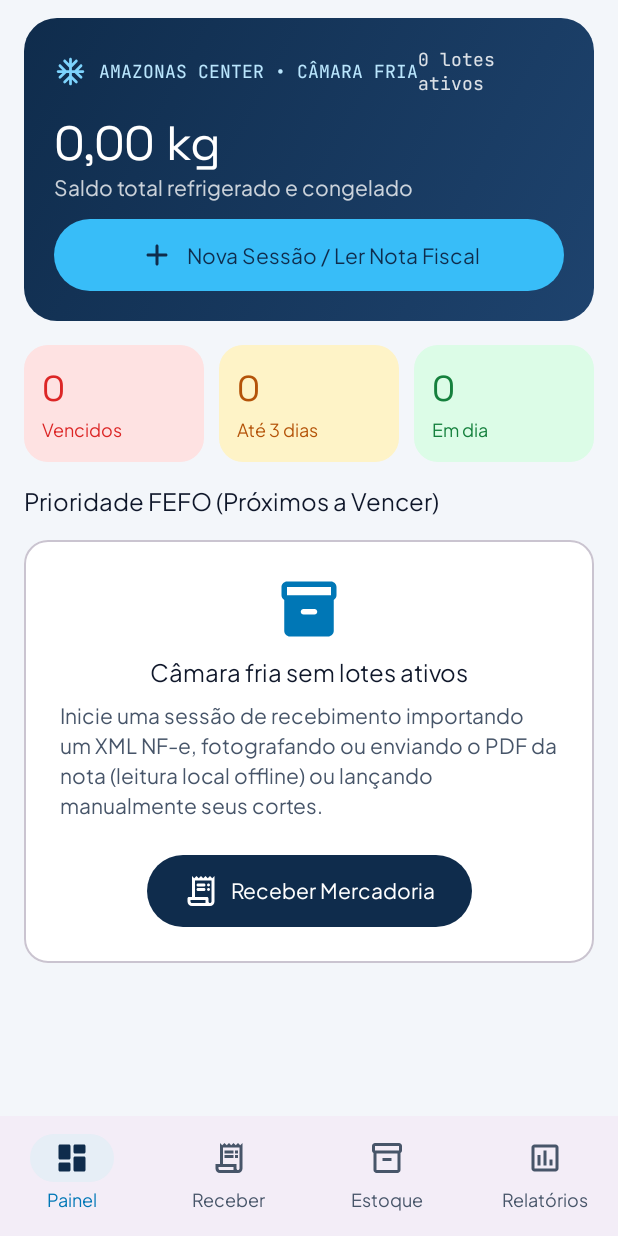
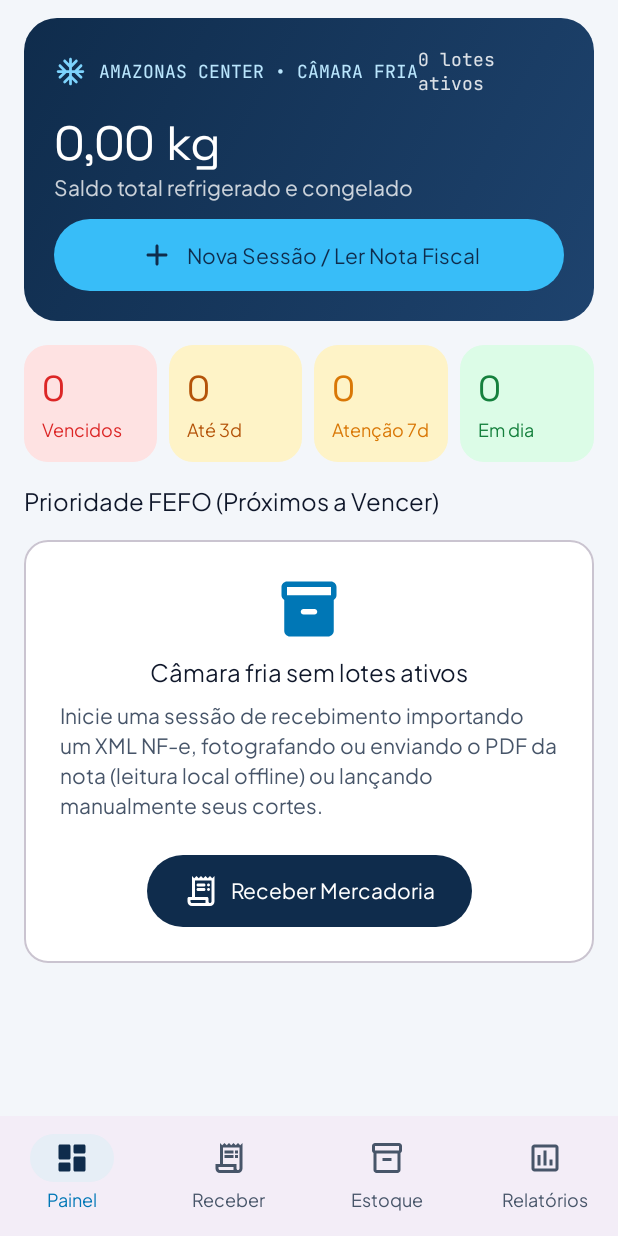
Before and after one commit to leancelot/Amazonas-Center-, an Android app built with Jetpack Compose: the screen it shows after launch (MainActivity), on a phone screen of 412 x 824 dp. Run offline under Robolectric (Android 15) with nearby library versions, the phone set to English and light mode, and no system bars; our stand-ins replace Room's generated code; libraries missing offline, so code that uses them is left out: com.google.mlkit.vision; 1 statement that could not run was skipped.

Commit message:
feat: enhance invoice processing and dashboard metrics
- Implement AI-based OCR text extraction for improved invoice parsing
- Refine meat type inference logic using keyword scoring
- Add 7-day risk status to dashboard FEFO summary and metrics
- Integrate thermal consistency checks during invoice reception

```diff
--- a/app/src/main/java/com/example/domain/invoice/InvoiceAiExtractor.kt
+++ b/app/src/main/java/com/example/domain/invoice/InvoiceAiExtractor.kt
@@ -151,6 +151,33 @@ class InvoiceAiExtractor {
         } catch (e: Exception) {
             Log.e(TAG, "AI PDF extraction failed", e)
             Result.failure(IllegalStateException(formatAiFailureMessage("Falha ao ler PDF com IA", e)))
+        }
+    }
+
+    suspend fun extractFromOcrText(context: Context, rawText: String): Result<ParsedInvoiceDraft> {
+        return try {
+            if (!ensureFirebaseInitialized(context.applicationContext)) {
+                return Result.failure(IllegalStateException(MISSING_FIREBASE_CONFIG_MESSAGE))
+            }
+            if (rawText.isBlank()) {
+                return Result.failure(IllegalArgumentException("O texto OCR está vazio para enviar à IA."))
+            }
+
+            val requestContent = content {
+                text("Texto OCR extraído da nota fiscal:\n$rawText\n\n${buildPrompt()}")
+            }
+            val response = generateContentWithFallback(requestContent)
+            val jsonText = response.text
+                ?: return Result.failure(IllegalStateException("A IA não retornou conteúdo estruturado."))
+            Result.success(parseJsonToDraft(jsonText, InvoiceSourceType.IA_FOTO))
+        } catch (e: TimeoutCancellationException) {
+            Log.e(TAG, "AI text extraction timed out", e)
+            Result.failure(IllegalStateException("Tempo limite excedido ao estruturar com IA."))
+        } catch (e: CancellationException) {
+            throw e
+        } catch (e: Exception) {
+            Log.e(TAG, "AI text extraction failed", e)
+            Result.failure(IllegalStateException(formatAiFailureMessage("Falha na estruturação por IA", e)))
         }
     }
 
--- a/app/src/main/java/com/example/ui/screens/DashboardScreen.kt
+++ b/app/src/main/java/com/example/ui/screens/DashboardScreen.kt
@@ -125,6 +125,7 @@ fun DashboardScreen(
                 FefoSummaryRow(
                     expiredCount = state.expiredCount,
                     dueSoonCount = state.dueSoonCount,
+                    atRisk7DaysCount = state.atRisk7DaysCount,
                     onTrackCount = state.onTrackCount,
                     onCardClick = onNavigateToInventory
                 )
@@ -329,13 +330,14 @@ private fun HeroColdHeader(
 private fun FefoSummaryRow(
     expiredCount: Int,
     dueSoonCount: Int,
+    atRisk7DaysCount: Int,
     onTrackCount: Int,
     onCardClick: (UrgencyFilter) -> Unit
 ) {
     val isDark = isSystemInDarkTheme()
     Row(
         modifier = Modifier.fillMaxWidth(),
-        horizontalArrangement = Arrangement.spacedBy(10.dp)
+        horizontalArrangement = Arrangement.spacedBy(8.dp)
     ) {
         StatUrgencyCard(
             count = expiredCount,
@@ -349,13 +351,23 @@ private fun FefoSummaryRow(
         )
         StatUrgencyCard(
             count = dueSoonCount,
-            label = "Até 3 dias",
+            label = "Até 3d",
             bgColor = if (isDark) StatusWarningAmberDarkBg else StatusWarningAmberBg,
             accentColor = if (isDark) Color(0xFFFCD34D) else StatusWarningAmber,
             onClick = { onCardClick(UrgencyFilter.DUE_SOON) },
             modifier = Modifier
                 .weight(1f)
                 .testTag("dashboard_due_soon_card")
+        )
+        StatUrgencyCard(
+            count = atRisk7DaysCount,
+            label = "Atenção 7d",
+            bgColor = if (isDark) Color(0xFF422006) else Color(0xFFFEF3C7),
+            accentColor = if (isDark) Color(0xFFFDE68A) else Color(0xFFD97706),
+            onClick = { onCardClick(UrgencyFilter.ON_TRACK) },
+            modifier = Modifier
+                .weight(1f)
+                .testTag("dashboard_at_risk_card")
         )
         StatUrgencyCard(
             count = onTrackCount,
--- a/app/src/main/java/com/example/ui/viewmodel/DashboardViewModel.kt
+++ b/app/src/main/java/com/example/ui/viewmodel/DashboardViewModel.kt
@@ -36,6 +36,7 @@ data class DashboardUiState(
     val activeLotCount: Int = 0,
     val expiredCount: Int = 0,
     val dueSoonCount: Int = 0,
+    val atRisk7DaysCount: Int = 0,
     val onTrackCount: Int = 0,
     val feedbackMessage: String? = null
 )
@@ -57,7 +58,8 @@ class DashboardViewModel(
         val dueSoonCount = items.count {
             it.urgency == ExpiryUrgency.VENCE_HOJE || it.urgency == ExpiryUrgency.CRITICO_3_DIAS
         }
-        val onTrackCount = items.size - expiredCount - dueSoonCount
+        val atRisk7DaysCount = items.count { it.urgency == ExpiryUrgency.ATENCAO_7_DIAS }
+        val onTrackCount = items.count { it.urgency == ExpiryUrgency.EM_DIA }
 
         val chamberSummaries = items
             .groupBy { it.chamberName.ifBlank { it.zoneEnum.defaultChamber } }
@@ -97,6 +99,7 @@ class DashboardViewModel(
             activeLotCount = items.size,
             expiredCount = expiredCount,
             dueSoonCount = dueSoonCount,
+            atRisk7DaysCount = atRisk7DaysCount,
             onTrackCount = onTrackCount,
             feedbackMessage = feedback
         )
```
Also changed, not shown: app/src/main/java/com/example/domain/invoice/ParsedInvoiceModels.kt (+85 -34 lines), app/src/main/java/com/example/ui/viewmodel/ReceivingViewModel.kt (+64 -5 lines), 1 other file.
